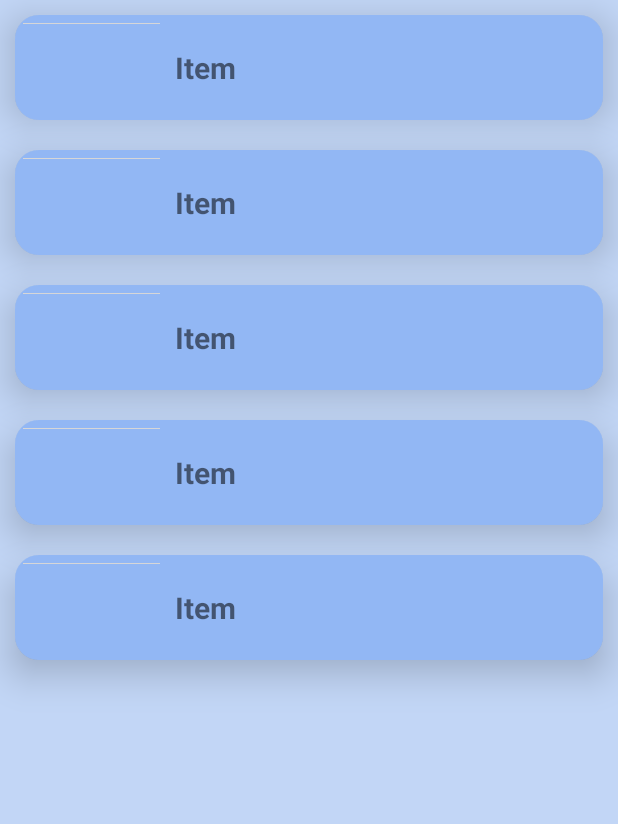
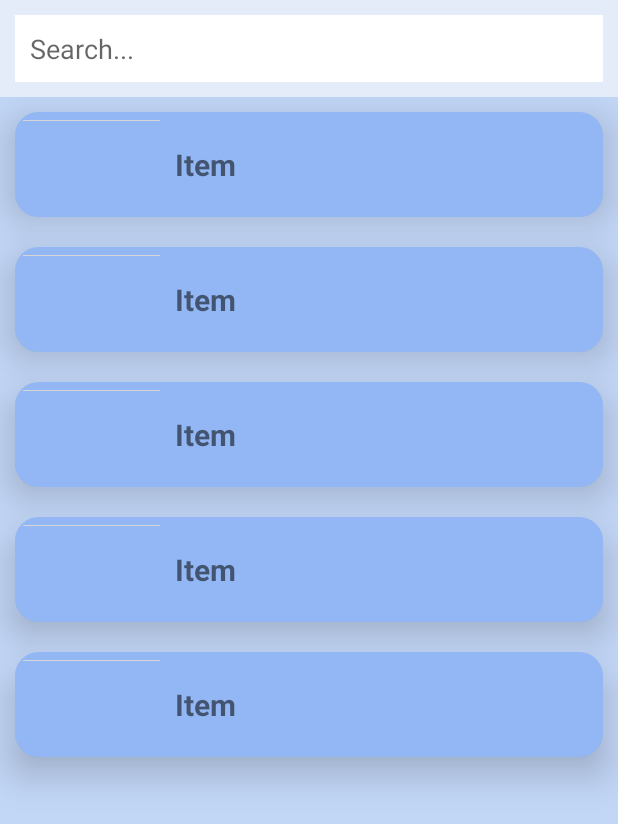
Before and after one commit to ayushpatel2307/Faculty-Search-System, an Android app: the layout activity_main.xml on its own in the app's theme, with its tools: preview values and no code run, on a phone screen of 412 x 824 dp. Shown: the top 824 px of the screen. Run offline under Robolectric (Android 15) with nearby library versions, the phone set to English and light mode, and no system bars.

Commit message:
Search Functionality Added

```diff
--- a/app/src/main/java/com/example/facultysearchsystem1/CustomAdapter.kt
+++ b/app/src/main/java/com/example/facultysearchsystem1/CustomAdapter.kt
@@ -55,7 +55,7 @@ class CustomAdapter(private val mList: List<ItemsViewModel>, private val itemCli
 
     // binds the list items to a view
     override fun onBindViewHolder(holder: ViewHolder, position: Int) {
-        val ra = listOf("Artificial Intelligence", "Network and Security", "Imaging and Computer Vision", "Cyber Physical Systems", "Data Analytics")
+        val ra = listOf("Artificial Intelligence", "Network and Security", "Imaging and Computer Vision", "Cyber Physical Systems", "Data Analytics","Machine Learning","Deep Learning","Internet Of Things", "Cloud Computing")
         val ItemsViewModel = mList[position]
         holder.textView.text = ItemsViewModel.text
         holder.imageView.setImageResource(ItemsViewModel.imageView)
--- a/app/src/main/java/com/example/facultysearchsystem1/CustomAdapter2.kt
+++ b/app/src/main/java/com/example/facultysearchsystem1/CustomAdapter2.kt
@@ -24,7 +24,7 @@ private fun getFacultyList(value: String, callback: (List<String>) -> Unit) {
             for (ds in dataSnapshot.children) {
                 val fname = ds.child("NAME").getValue(String::class.java)
                 val fresarea = ds.child("RESEARCH AREA").getValue(String::class.java)
-                if (value.toString() == fresarea.toString()) {
+                if (fname != null && fresarea != null && (fname.contains(value, ignoreCase = true) || fresarea.contains(value, ignoreCase = true))) {
                     facultylist.add(fname!!)
                 }
             }
--- a/app/src/main/res/layout/activity_main.xml
+++ b/app/src/main/res/layout/activity_main.xml
@@ -7,7 +7,15 @@
     android:orientation="vertical"
     tools:context=".MainActivity">
 
-
+    <EditText
+        android:id="@+id/search_bar"
+        android:layout_width="match_parent"
+        android:layout_height="wrap_content"
+        android:hint="Search..."
+        android:inputType="text"
+        android:padding="10dp"
+        android:background="#FFFFFF"
+        android:layout_margin="10dp"/>
     <androidx.recyclerview.widget.RecyclerView
         android:id="@+id/recyclerview"
         android:layout_width="match_parent"
--- a/app/src/main/res/values/strings.xml
+++ b/app/src/main/res/values/strings.xml
@@ -11,5 +11,6 @@
     <string name="hello_second_fragment">Hello second fragment. Arg: %1$s</string>
     <string name="textview">TextView</string>
     <string name="description">holla</string>
+    <string name="title_activity_search">search</string>
 
 </resources>
--- a/app/src/main/res/values/themes.xml
+++ b/app/src/main/res/values/themes.xml
@@ -22,4 +22,13 @@
     <style name="Theme.FacultySearchSystem1.AppBarOverlay" parent="ThemeOverlay.AppCompat.Dark.ActionBar" />
 
     <style name="Theme.FacultySearchSystem1.PopupOverlay" parent="ThemeOverlay.AppCompat.Light" />
+
+    <style name="NoActionBar">
+        <item name="windowActionBar">false</item>
+        <item name="windowNoTitle">true</item>
+    </style>
+
+    <style name="AppBarOverlay" parent="ThemeOverlay.AppCompat.Dark.ActionBar" />
+
+    <style name="PopupOverlay" parent="ThemeOverlay.AppCompat.Light" />
 </resources>
```
Also changed, not shown: app/src/main/AndroidManifest.xml (+17 -11 lines), app/src/main/java/com/example/facultysearchsystem1/Main2.kt (+5 -3 lines), app/src/main/java/com/example/facultysearchsystem1/Main3.kt (+16 -12 lines), app/src/main/java/com/example/facultysearchsystem1/MainActivity.kt (+57 -2 lines).
